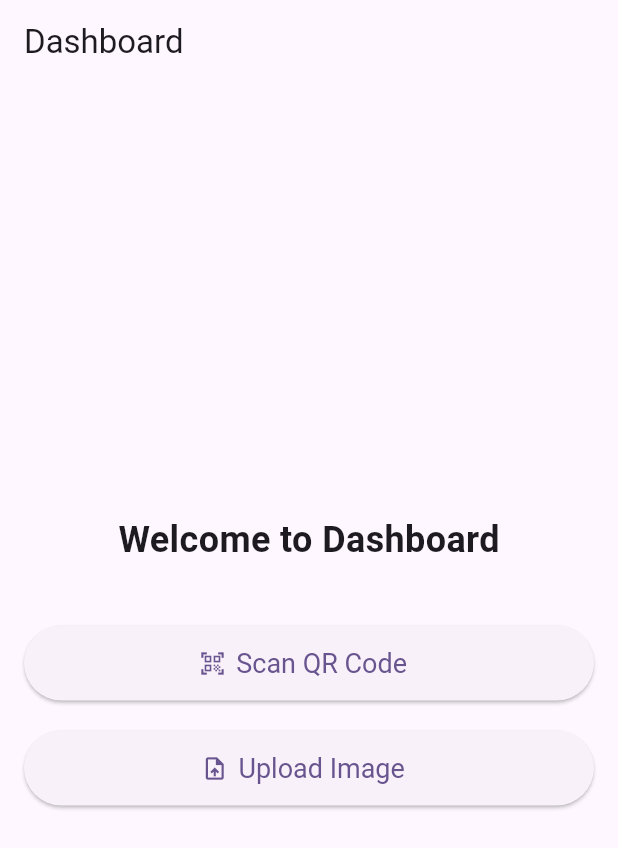
After one commit to Puja-Rachchh/MindSprint, a Flutter app: the DashboardScreen screen opened directly, on a phone screen of 412 x 824 dp. The commit adds this screen. Shown: the top 848 px of the screen. Run offline on Flutter 3.47's test engine with Material 3 defaults, Android fonts, the phone set to English and light mode, and no system bars.

Commit message:
Dashboard added

```diff
--- /dev/null
+++ b/lib/Dashboard_Screen.dart
@@ -0,0 +1,65 @@
+import 'package:flutter/material.dart';
+
+class DashboardScreen extends StatelessWidget {
+  const DashboardScreen({Key? key}) : super(key: key);
+
+  @override
+  Widget build(BuildContext context) {
+    return Scaffold(
+      appBar: AppBar(
+        title: const Text('Dashboard'),
+        automaticallyImplyLeading: false, // Remove back button
+      ),
+      body: Padding(
+        padding: const EdgeInsets.all(16.0),
+        child: Center(
+          child: Column(
+            mainAxisAlignment: MainAxisAlignment.center,
+            children: [
+              const Text(
+                'Welcome to Dashboard',
+                style: TextStyle(fontSize: 24, fontWeight: FontWeight.bold),
+              ),
+              const SizedBox(height: 40),
+              SizedBox(
+                width: double.infinity,
+                height: 50,
+                child: ElevatedButton.icon(
+                  onPressed: () {
+                    // TODO: Implement QR code scanning functionality
+                    ScaffoldMessenger.of(context).showSnackBar(
+                      const SnackBar(content: Text('QR Code Scanner clicked')),
+                    );
+                  },
+                  icon: const Icon(Icons.qr_code_scanner),
+                  label: const Text('Scan QR Code'),
+                  style: ElevatedButton.styleFrom(
+                    textStyle: const TextStyle(fontSize: 18),
+                  ),
+                ),
+              ),
+              const SizedBox(height: 20),
+              SizedBox(
+                width: double.infinity,
+                height: 50,
+                child: ElevatedButton.icon(
+                  onPressed: () {
+                    // TODO: Implement image upload functionality
+                    ScaffoldMessenger.of(context).showSnackBar(
+                      const SnackBar(content: Text('Upload Image clicked')),
+                    );
+                  },
+                  icon: const Icon(Icons.upload_file),
+                  label: const Text('Upload Image'),
+                  style: ElevatedButton.styleFrom(
+                    textStyle: const TextStyle(fontSize: 18),
+                  ),
+                ),
+              ),
+            ],
+          ),
+        ),
+      ),
+    );
+  }
+}
--- a/pubspec.yaml
+++ b/pubspec.yaml
@@ -34,6 +34,7 @@ dependencies:
   # The following adds the Cupertino Icons font to your application.
   # Use with the CupertinoIcons class for iOS style icons.
   cupertino_icons: ^1.0.8
+  shared_preferences: ^2.5.3
 
 dev_dependencies:
   flutter_test:
```
Also changed, not shown: lib/Login_Screen.dart (+34 -1 lines), lib/Signin_Screen.dart (+56 -1 lines), pubspec.lock, 1 other file.
